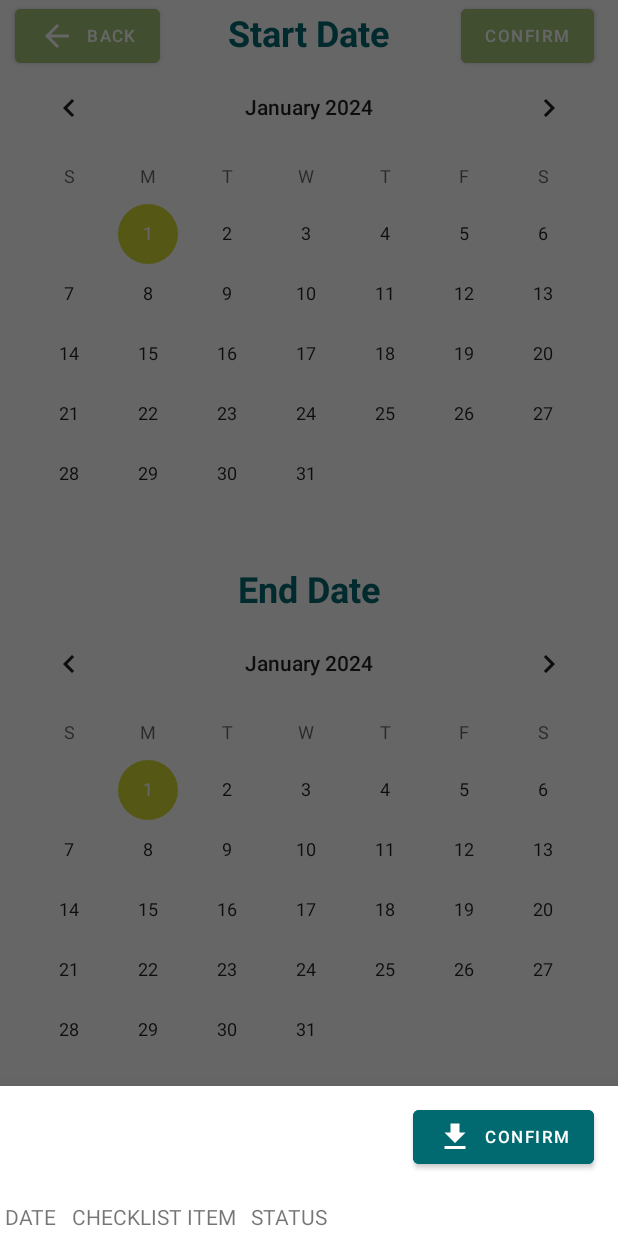
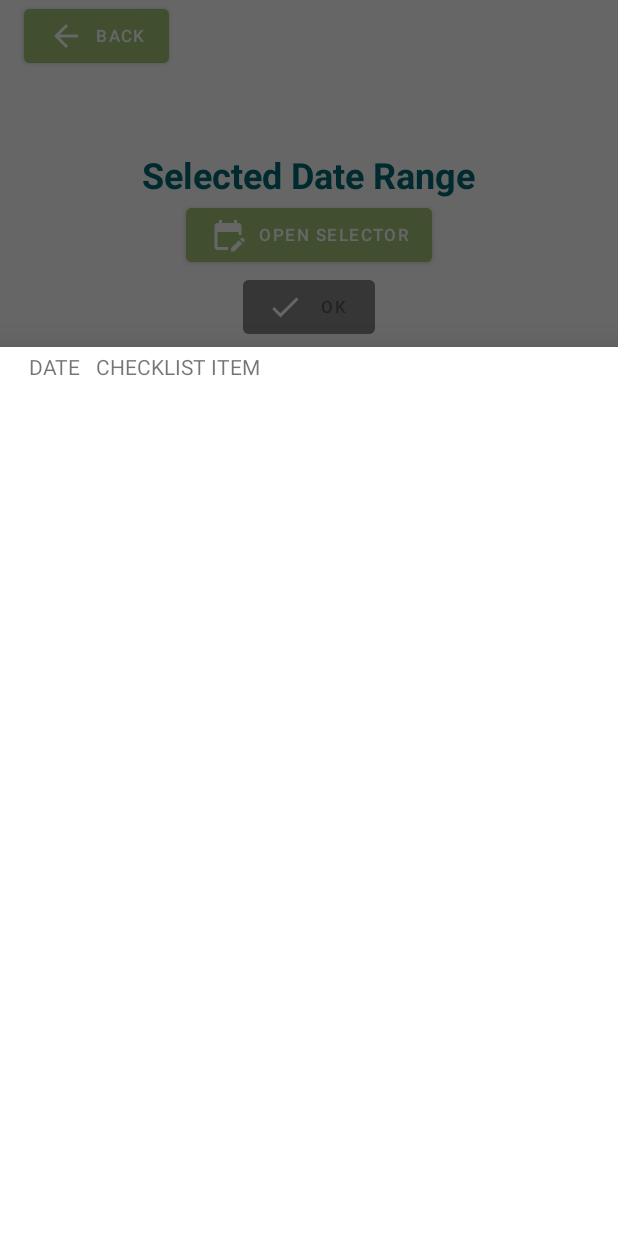
Before and after one commit to darwinkjull/SIDS-Capstone, an Android app: the fragment Checklist_ExportPage placed in its activity, on a phone screen of 412 x 824 dp. Run offline under Robolectric (Android 15) with nearby library versions, the phone set to English and light mode, and no system bars; 2 statements that could not run were skipped.

Commit message:
Fixed small UI changes suggested by Professor

```diff
--- a/src/app/build.gradle.kts
+++ b/src/app/build.gradle.kts
@@ -48,4 +48,5 @@ dependencies {
     implementation("com.github.PhilJay:MPAndroidChart:v3.1.0")
     implementation ("androidx.navigation:navigation-fragment:2.7.5")
     implementation ("androidx.navigation:navigation-ui:2.7.5")
+    implementation ("com.google.android.material:material:1.9.0")
 }
--- a/src/app/src/main/java/com/example/sids_checklist/Checklist_Activity.java
+++ b/src/app/src/main/java/com/example/sids_checklist/Checklist_Activity.java
@@ -16,8 +16,6 @@ import com.example.sids_checklist.checklistadapter.ChecklistAdapter;
 import com.example.sids_checklist.checklistmodel.ChecklistModel;
 import com.example.sids_checklist.checklistutils.Checklist_DatabaseHandler;
 import com.example.sids_checklist.checklistutils.Checklist_UtilDatabaseHandler;
-import com.google.android.material.floatingactionbutton.ExtendedFloatingActionButton;
-import com.google.android.material.floatingactionbutton.FloatingActionButton;
 
 import java.util.ArrayList;
 import java.util.Collections;
@@ -61,10 +59,10 @@ public class Checklist_Activity extends AppCompatActivity implements DialogClose
         checklistRecyclerView.setAdapter(checklistAdapter);
 
         // Add the "ADD" "button capability onto screen
-        FloatingActionButton fab = findViewById(R.id.checklistFAB);
+        Button fab = findViewById(R.id.checklistFAB);
 
         // Add the "ADD" "button capability onto screen
-        ExtendedFloatingActionButton save = findViewById(R.id.checklistConfirm);
+        Button save = findViewById(R.id.checklistConfirm);
 
         // Add the "REPORTS" "button capability onto screen
         Button reportButton = findViewById(R.id.checklistReportButton);
--- a/src/app/src/main/java/com/example/sids_checklist/checklistreports/Checklist_Export.java
+++ b/src/app/src/main/java/com/example/sids_checklist/checklistreports/Checklist_Export.java
@@ -1,54 +1,97 @@
 package com.example.sids_checklist.checklistreports;
+
+import static android.graphics.Color.parseColor;
 
 import android.annotation.SuppressLint;
 import android.content.Intent;
+import android.graphics.Color;
 import android.os.Bundle;
 import android.widget.Button;
-import android.widget.CalendarView;
 import androidx.appcompat.app.AppCompatActivity;
+import com.example.sids_checklist.R;
+import android.widget.TextView;
 
-import com.example.sids_checklist.R;
-import com.example.sids_checklist.checklistutils.Checklist_UtilDatabaseHandler;
-import java.util.Calendar;
+import androidx.core.util.Pair;
+import androidx.lifecycle.MutableLiveData;
+
+import com.google.android.material.datepicker.MaterialDatePicker;
+
+import java.text.SimpleDateFormat;
+import java.util.Date;
+import java.util.Locale;
 import java.util.Objects;
 
 public class Checklist_Export extends AppCompatActivity {
-    private CalendarView endDate;
-    private Calendar calendarStart;
-    private Calendar calendarEnd;
+    TextView selectedDate;
+    Button datePicker, exportReturn, exportConfirm;
 
-    @SuppressLint("MissingInflatedId")
+    Long startDate, endDate;
+    MutableLiveData<Long> startDateListener = new MutableLiveData<>();
+
+    @SuppressLint("ResourceAsColor")
     @Override
-    protected void onCreate(Bundle savedInstanceState){
+    protected void onCreate(Bundle savedInstanceState) {
         super.onCreate(savedInstanceState);
         setContentView(R.layout.checklist_export);
+        // Hide action bar so top most navigation is hidden
         Objects.requireNonNull(getSupportActionBar()).hide();
 
-        CalendarView startDate = findViewById(R.id.startDatePicker);
-        endDate = findViewById(R.id.endDatePicker);
-        Button exportConfirm = findViewById(R.id.exportConfirm);
-        Button exportReturn = findViewById(R.id.exportReturn);
 
-        Checklist_UtilDatabaseHandler disp_db = new Checklist_UtilDatabaseHandler(this);
-        disp_db.openDatabase();
+        selectedDate = findViewById(R.id.selectDate);
+        datePicker = findViewById(R.id.datePick);
+        exportReturn = findViewById(R.id.exportReturn);
+        exportConfirm = findViewById(R.id.exportConfirm);
 
-        startDate.setOnDateChangeListener((view1, year, month, dayOfMonth) -> {
-            endDate.setMinDate(0);
-            calendarStart = Calendar.getInstance();
-            calendarStart.set(year, month, dayOfMonth);
-            endDate.setMinDate(calendarStart.getTimeInMillis());
+
+        startDateListener.setValue(null);
+        startDateListener.observe(this , changedValue -> {
+            if((startDate == null || endDate == null)){
+                exportConfirm.setEnabled(false);
+                exportConfirm.setBackgroundColor(Color.GRAY);
+            } else {
+                exportConfirm.setEnabled(true);
+                exportConfirm.setBackgroundColor(parseColor("#A2C579"));
+            }
         });
 
-        endDate.setOnDateChangeListener((view1, year, month, dayOfMonth) -> {
-            calendarEnd = Calendar.getInstance();
-            calendarEnd.set(year, month, dayOfMonth);
-        });
+        // Setting click listener for the date picker button
+        datePicker.setOnClickListener(view -> DatePickerdialog());
 
         exportConfirm.setOnClickListener(
-                v -> Checklist_ExportPage.newInstance(calendarStart, calendarEnd).show(getSupportFragmentManager(),
+                v -> Checklist_ExportPage.newInstance(startDate, endDate).show(getSupportFragmentManager(),
                         Checklist_ExportPage.TAG));
 
         exportReturn.setOnClickListener(v -> startActivity(new Intent(Checklist_Export.this,
                 Checklist_Reports.class)));
     }
+
+    private void DatePickerdialog() {
+        // Creating a MaterialDatePicker builder for selecting a date range
+        MaterialDatePicker.Builder<Pair<Long, Long>> builder = MaterialDatePicker.Builder.dateRangePicker();
+        builder.setTitleText("Select a date range");
+
+        // Building the date picker dialog
+        MaterialDatePicker<Pair<Long, Long>> datePicker = builder.build();
+        datePicker.addOnPositiveButtonClickListener(selection -> {
+
+            // Retrieving the selected start and end dates
+            startDate = selection.first;
+            endDate = selection.second;
+
+            // Formating the selected dates as strings
+            SimpleDateFormat sdf = new SimpleDateFormat("dd/MM/yyyy", Locale.getDefault());
+            String startDateString = sdf.format(new Date(startDate));
+            String endDateString = sdf.format(new Date(endDate));
+
+            // Creating the date range string
+            String selectedDateRange = startDateString + " - " + endDateString;
+
+            // Displaying the selected date range in the TextView
+            selectedDate.setText(selectedDateRange);
+            startDateListener.setValue(startDate);
+        });
+
+        // Showing the date picker dialog
+        datePicker.show(getSupportFragmentManager(), "DATE_PICKER");
+    }
 }
--- a/src/app/src/main/java/com/example/sids_checklist/checklistreports/Checklist_ExportPage.java
+++ b/src/app/src/main/java/com/example/sids_checklist/checklistreports/Checklist_ExportPage.java
@@ -1,18 +1,19 @@
 package com.example.sids_checklist.checklistreports;
+
+import static android.graphics.Color.parseColor;
 
 import android.annotation.SuppressLint;
 import android.app.Activity;
 import android.content.DialogInterface;
+import android.content.res.Resources;
 import android.os.Bundle;
 import android.view.LayoutInflater;
 import android.view.View;
 import android.view.ViewGroup;
 import android.view.WindowManager;
-import android.widget.Button;
 import android.widget.TableLayout;
 import android.widget.TableRow;
 import android.widget.TextView;
-
 import androidx.annotation.NonNull;
 import com.example.sids_checklist.DialogCloseListener;
 import com.example.sids_checklist.R;
@@ -25,12 +26,11 @@ import java.util.Objects;
 
 public class Checklist_ExportPage extends BottomSheetDialogFragment {
     public static final String TAG = "ActionBottomDialog";
-
-    public static Checklist_ExportPage newInstance(Calendar start, Calendar end){
+    public static Checklist_ExportPage newInstance(long start, long end){
         Checklist_ExportPage CLP = new Checklist_ExportPage();
         Bundle args = new Bundle();
-        args.putLong("start", start.getTimeInMillis());
-        args.putLong("end", end.getTimeInMillis());
+        args.putLong("start", start);
+        args.putLong("end", end);
         CLP.setArguments(args);
         return CLP;
     }
@@ -49,14 +49,16 @@ public class Checklist_ExportPage extends BottomSheetDialogFragment {
         return view;
     }
 
+    public static int getScreenWidth() {
+        return Resources.getSystem().getDisplayMetrics().widthPixels;
+    }
+
     @SuppressLint({"ResourceAsColor", "SimpleDateFormat", "ResourceType", "SetTextI18n"})
     @Override
     public void onViewCreated(@NonNull View view, Bundle savedInstanceState){
         super.onViewCreated(view, savedInstanceState);
 
-        TableLayout tl = (TableLayout) requireView().findViewById(R.id.export_table);
-
-        Button Confirm = requireView().findViewById(R.id.Export_Confirm);
+        TableLayout tl = requireView().findViewById(R.id.export_table);
 
         Checklist_UtilDatabaseHandler disp_db = new Checklist_UtilDatabaseHandler(getActivity());
         disp_db.openDatabase();
@@ -94,13 +96,6 @@ public class Checklist_ExportPage extends BottomSheetDialogFragment {
         label_Item.setPadding(10, 5, 5, 5);
         tr_head.addView(label_Item);
 
-        TextView label_Status = new TextView(getActivity());
-        label_Status.setId(TextID + 2);
-        label_Status.setAllCaps(true);
-        label_Status.setText("Status");
-        label_Status.setPadding(10, 5, 5, 5);
-        tr_head.addView(label_Status);
-
         tl.addView(tr_head, new TableLayout.LayoutParams(
                 TableLayout.LayoutParams.WRAP_CONTENT,
                 TableLayout.LayoutParams.MATCH_PARENT));
@@ -116,10 +111,10 @@ public class Checklist_ExportPage extends BottomSheetDialogFragment {
                 String itemName = String.valueOf(sessionVars[1].get(i));
                 String status = String.valueOf(sessionVars[2].get(i));
 
-                String itemStatus = "No";
+                int color = parseColor("#cf7878");
 
                 if (status.equals("1")) {
-                    itemStatus = "Yes";
+                    color = parseColor("#A2C579");
                 }
 
                 tr_heads[i] = new TableRow(getActivity());
@@ -137,13 +132,9 @@ public class Checklist_ExportPage extends BottomSheetDialogFragment {
                 textArray[i] = new TextView(getActivity());
                 textArray[i].setId(i + 111);
                 textArray[i].setText(itemName);
+                textArray[i].setTextColor(color);
                 textArray[i].setPadding(25, 5, 5, 5);
-                tr_heads[i].addView(textArray[i]);
-
-                textArray[i] = new TextView(getActivity());
-                textArray[i].setId(i + 111);
-                textArray[i].setText(itemStatus);
-                textArray[i].setPadding(25, 5, 5, 5);
+                textArray[i].setMaxWidth(getScreenWidth()/2);
                 tr_heads[i].addView(textArray[i]);
 
                 tl.addView(tr_heads[i], new TableLayout.LayoutParams(
@@ -152,8 +143,6 @@ public class Checklist_ExportPage extends BottomSheetDialogFragment {
             }
             currDate.add(Calendar.DATE, 1);
         }
-
-        Confirm.setOnClickListener(v -> dismiss());
     }
     @Override
     public void onDismiss(@NonNull DialogInterface dialog) {
--- a/src/app/src/main/java/com/example/sids_checklist/checklistreports/Checklist_Reports.java
+++ b/src/app/src/main/java/com/example/sids_checklist/checklistreports/Checklist_Reports.java
@@ -12,6 +12,7 @@ import android.annotation.SuppressLint;
 import android.content.Intent;
 import android.os.Bundle;
 import android.widget.Button;
+import android.widget.TextView;
 
 import androidx.appcompat.app.AppCompatActivity;
 import com.example.sids_checklist.Main_Activity;
@@ -69,7 +70,7 @@ public class Checklist_Reports extends AppCompatActivity {
         lineChart.getAxisLeft().setAxisMaximum(100);
         lineChart.getAxisRight().setEnabled(false);
         lineChart.getLegend().setEnabled(false);
-        lineChart.setExtraTopOffset(50);
+        lineChart.setExtraTopOffset(30);
 
         lineDataSet.setColors(parseColor("#D2DE32"));
         lineDataSet.setCircleColor(parseColor("#A2C579"));
--- /dev/null
+++ b/src/app/src/main/res/drawable/baseline_check_24.xml
@@ -0,0 +1,5 @@
+<vector android:height="24dp" android:tint="#FFFFFF"
+    android:viewportHeight="24" android:viewportWidth="24"
+    android:width="24dp" xmlns:android="http://schemas.android.com/apk/res/android">
+    <path android:fillColor="@android:color/white" android:pathData="M9,16.17L4.83,12l-1.42,1.41L9,19 21,7l-1.41,-1.41z"/>
+</vector>
--- /dev/null
+++ b/src/app/src/main/res/drawable/baseline_edit_calendar_24.xml
@@ -0,0 +1,5 @@
+<vector android:height="24dp" android:tint="#FFFFFF"
+    android:viewportHeight="24" android:viewportWidth="24"
+    android:width="24dp" xmlns:android="http://schemas.android.com/apk/res/android">
+    <path android:fillColor="@android:color/white" android:pathData="M12,22H5c-1.11,0 -2,-0.9 -2,-2L3.01,6c0,-1.1 0.88,-2 1.99,-2h1V2h2v2h8V2h2v2h1c1.1,0 2,0.9 2,2v6h-2v-2H5v10h7V22zM22.13,16.99l0.71,-0.71c0.39,-0.39 0.39,-1.02 0,-1.41l-0.71,-0.71c-0.39,-0.39 -1.02,-0.39 -1.41,0l-0.71,0.71L22.13,16.99zM21.42,17.7l-5.3,5.3H14v-2.12l5.3,-5.3L21.42,17.7z"/>
+</vector>
--- a/src/app/src/main/res/drawable/ic_baseline_add.xml
+++ b/src/app/src/main/res/drawable/ic_baseline_add.xml
@@ -1,5 +1,5 @@
-<vector android:autoMirrored="true" android:height="32dp"
+<vector android:autoMirrored="true" android:height="24dp"
     android:tint="#FFFFFF" android:viewportHeight="24"
-    android:viewportWidth="24" android:width="32dp" xmlns:android="http://schemas.android.com/apk/res/android">
+    android:viewportWidth="24" android:width="24dp" xmlns:android="http://schemas.android.com/apk/res/android">
     <path android:fillColor="@android:color/white" android:pathData="M14,10H3v2h11V10zM14,6H3v2h11V6zM18,14v-4h-2v4h-4v2h4v4h2v-4h4v-2H18zM3,16h7v-2H3V16z"/>
 </vector>
--- a/src/app/src/main/res/layout/checklist_export.xml
+++ b/src/app/src/main/res/layout/checklist_export.xml
@@ -6,49 +6,33 @@
     tools:ignore="MissingDefaultResource">
 
     <TextView
-        android:id="@+id/startDate"
+        android:id="@+id/selectDate"
         android:layout_width="wrap_content"
         android:layout_height="wrap_content"
-        android:layout_centerInParent="true"
-        android:layout_alignParentTop="true"
-        android:layout_marginTop="5dp"
-        android:text="Start Date"
+        android:layout_centerHorizontal="true"
+        android:layout_marginTop="100dp"
+        android:text="Selected Date Range"
         android:textColor="@color/colorPrimaryDark"
         android:textSize="24sp"
-        android:textStyle="bold"
-        />
+        android:textStyle="bold" />
 
-    <CalendarView
-        android:id="@+id/startDatePicker"
-        android:layout_width="match_parent"
-        android:layout_height="wrap_content"
-        android:layout_below="@id/startDate"/>
-
-    <TextView
-        android:id="@+id/endDate"
+    <Button
+        android:id="@+id/datePick"
         android:layout_width="wrap_content"
         android:layout_height="wrap_content"
+        android:layout_below="@id/selectDate"
         android:layout_centerInParent="true"
-
-        android:text="End Date"
-        android:layout_below="@id/startDatePicker"
-        android:textColor="@color/colorPrimaryDark"
-        android:textSize="24sp"
-        android:textStyle="bold"
-        />
-
-    <CalendarView
-        android:id="@+id/endDatePicker"
-        android:layout_width="match_parent"
-        android:layout_height="wrap_content"
-        android:layout_below="@id/endDate" />
+        android:layout_marginEnd="16dp"
+        android:backgroundTint="@color/colorPrimary"
+        android:drawableLeft="@drawable/baseline_edit_calendar_24"
+        android:text="Open Selector"
+        android:textSize="11sp" />
 
     <Button
         android:id="@+id/exportReturn"
         android:layout_width="wrap_content"
         android:layout_height="wrap_content"
-        android:layout_marginStart="10dp"
-
+        android:layout_marginStart="16dp"
         android:layout_marginEnd="16dp"
         android:layout_marginBottom="16dp"
         android:backgroundTint="@color/colorPrimary"
@@ -60,13 +44,11 @@
         android:id="@+id/exportConfirm"
         android:layout_width="wrap_content"
         android:layout_height="wrap_content"
-        android:layout_alignParentEnd="true"
-        android:layout_alignParentTop="true"
-        android:layout_marginEnd="16dp"
-        android:layout_below="@id/endDatePicker"
+        android:layout_below="@id/datePick"
+        android:layout_centerInParent="true"
         android:backgroundTint="@color/colorPrimary"
-        android:text="Confirm"
-        android:textSize="11sp" />
-
+        android:drawableLeft="@drawable/baseline_check_24"
+        android:text="OK"
+        android:textSize="11sp"/>
 
 </RelativeLayout>
--- a/src/app/src/main/res/layout/checklist_exportpage.xml
+++ b/src/app/src/main/res/layout/checklist_exportpage.xml
@@ -5,26 +5,20 @@
     android:layout_height="wrap_content"
     tools:ignore="MissingDefaultResource">
 
-    <Button
-        android:id="@+id/Export_Confirm"
-        android:layout_alignParentEnd="true"
-        android:layout_width="wrap_content"
-        android:layout_height="wrap_content"
-        android:layout_marginStart="10dp"
-        android:layout_marginTop="10dp"
-        android:layout_marginEnd="16dp"
-        android:layout_marginBottom="16dp"
-        android:backgroundTint="@color/colorPrimaryDark"
-        android:drawableLeft="@drawable/baseline_download_24"
-        android:text="Confirm"
-        android:textSize="11sp" />
-
+    <ScrollView
+        android:layout_width="match_parent"
+        android:layout_height="match_parent">
         <TableLayout
             android:id="@+id/export_table"
             android:layout_below="@+id/Export_Confirm"
             android:layout_height="wrap_content"
             android:layout_width="match_parent"
+            android:layout_marginEnd="16dp"
+            android:layout_marginStart="16dp"
+            android:isScrollContainer="true"
+            android:scrollbarTrackVertical="@color/colorPrimaryDark"
             tools:ignore="MissingConstraints">
         </TableLayout>
+    </ScrollView>
 
 </RelativeLayout>
```
Also changed, not shown: src/app/src/main/res/layout/activity_checklist.xml (+10 -7 lines), src/app/src/main/res/layout/checklist_report.xml (+10 -16 lines). Lines whose indentation alone changed are shown as unchanged.
